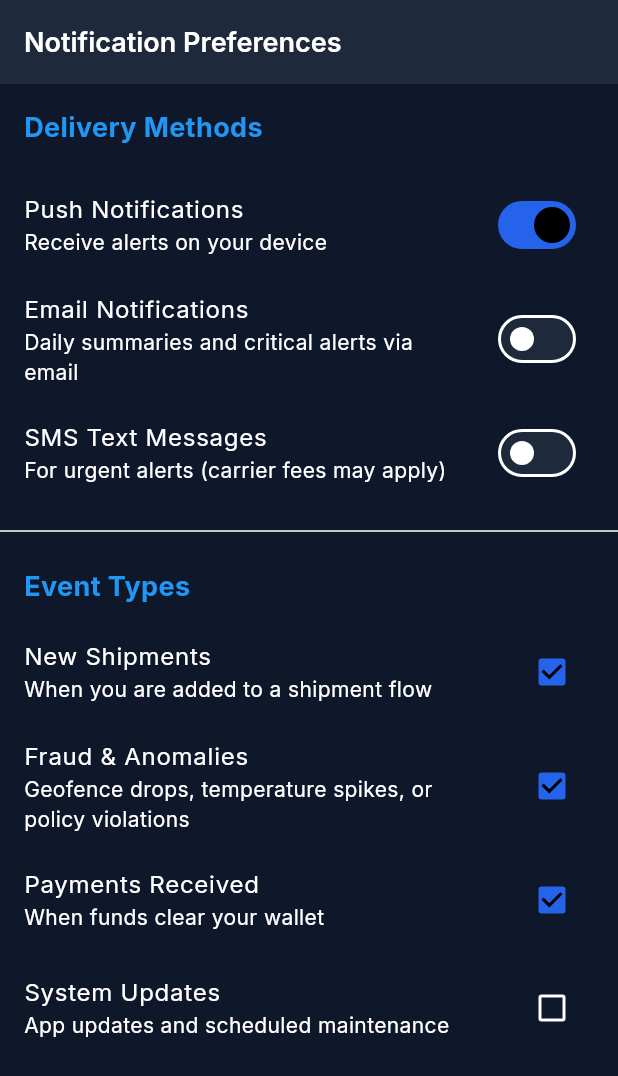
After one commit to JAGADISHSUNILPEDNEKAR/OJTS4BACKUP, a Flutter app: the NotificationPreferencesScreen screen opened by its route, on a phone screen of 412 x 824 dp. The commit adds this screen. Shown: the top 1076 px of the screen. Run offline on Flutter 3.47's test engine with Material 3 defaults, Android fonts, the phone set to English and light mode, and no system bars; our stand-ins replace go_router, google_fonts, hex; missing offline and left inert: ecdsa, elliptic.

Commit message:
feat(ui): add ops, governance and security screens (Phase 8)

```diff
--- a/apps/mobile-app/lib/core/app_router.dart
+++ b/apps/mobile-app/lib/core/app_router.dart
@@ -37,6 +37,12 @@ import '../screens/consumer/verification_result_screen.dart';
 import '../screens/certificates/certificate_upload_screen.dart';
 import '../screens/certificates/certificate_verification_screen.dart';
 import '../screens/certificates/certificate_authenticity_proof.dart';
+
+// Phase 8
+import '../screens/audits/fraud_review_screen.dart';
+import '../screens/shipments/submit_shipment_form.dart';
+import '../screens/wallet/backup_recovery_screen.dart';
+import '../screens/profile/notification_preferences_screen.dart';
 
 final GlobalKey<NavigatorState> _rootNavigatorKey = GlobalKey<NavigatorState>(debugLabel: 'root');
 
@@ -197,5 +203,23 @@ final GoRouter appRouter = GoRouter(
         return CertificateAuthenticityProofScreen(certificateId: id);
       },
     ),
+
+    // Phase 8 - Operations & Security
+    GoRoute(
+      path: '/fraud-review',
+      builder: (context, state) => const FraudReviewScreen(),
+    ),
+    GoRoute(
+      path: '/submit-shipment',
+      builder: (context, state) => const SubmitShipmentForm(),
+    ),
+    GoRoute(
+      path: '/backup-recovery',
+      builder: (context, state) => const BackupRecoveryScreen(),
+    ),
+    GoRoute(
+      path: '/notification-preferences',
+      builder: (context, state) => const NotificationPreferencesScreen(),
+    ),
   ],
 );
--- /dev/null
+++ b/apps/mobile-app/lib/screens/audits/fraud_review_screen.dart
@@ -0,0 +1,141 @@
+import 'package:flutter/material.dart';
+
+class FraudReviewScreen extends StatefulWidget {
+  const FraudReviewScreen({super.key});
+
+  @override
+  State<FraudReviewScreen> createState() => _FraudReviewScreenState();
+}
+
+class _FraudReviewScreenState extends State<FraudReviewScreen> {
+  final List<Map<String, dynamic>> _alerts = [
+    {
+      'id': 'ALT-0992',
+      'type': 'Geofence Deviation',
+      'severity': 'High',
+      'time': '2 hours ago',
+      'details': 'Shipment SHP-1002 left the predefined route by 50km.',
+      'status': 'Pending',
+    },
+    {
+      'id': 'ALT-0985',
+      'type': 'Temperature Spike',
+      'severity': 'Critical',
+      'time': '1 day ago',
+      'details': 'Temperature exceeded 8°C for 45 minutes.',
+      'status': 'Pending',
+    },
+  ];
+
+  @override
+  Widget build(BuildContext context) {
+    return Scaffold(
+      appBar: AppBar(title: const Text('Fraud & Anomaly Review')),
+      body: ListView.builder(
+        itemCount: _alerts.length,
+        itemBuilder: (context, index) {
+          final alert = _alerts[index];
+          if (alert['status'] != 'Pending') return const SizedBox.shrink();
+
+          return Card(
+            margin: const EdgeInsets.symmetric(horizontal: 16, vertical: 8),
+            child: ExpansionTile(
+              leading: Icon(
+                alert['severity'] == 'Critical' ? Icons.warning : Icons.error_outline,
+                color: alert['severity'] == 'Critical' ? Colors.red : Colors.orange,
+              ),
+              title: Text(alert['type'], style: const TextStyle(fontWeight: FontWeight.bold)),
+              subtitle: Text('ID: ${alert['id']} • ${alert['time']}'),
+              children: [
+                Padding(
+                  padding: const EdgeInsets.all(16.0),
+                  child: Column(
+                    crossAxisAlignment: CrossAxisAlignment.start,
+                    children: [
+                      Text(alert['details'], style: const TextStyle(fontSize: 16)),
+                      const SizedBox(height: 16),
+                      // Mock Evidence Section
+                      const Text('Evidence Logs', style: TextStyle(fontWeight: FontWeight.bold)),
+                      const SizedBox(height: 8),
+                      Container(
+                        padding: const EdgeInsets.all(12),
+                        color: Colors.grey.shade100,
+                        width: double.infinity,
+                        child: const Text(
+                          '14:23:44Z GPS: 34.0522 N, 118.2437 W\n14:24:10Z WARNING: Route Deviation',
+                          style: TextStyle(fontFamily: 'monospace', fontSize: 12),
+                        ),
+                      ),
+                      const SizedBox(height: 24),
+                      Row(
+                        mainAxisAlignment: MainAxisAlignment.spaceEvenly,
+                        children: [
+                          Expanded(
+                            child: OutlinedButton(
+                              onPressed: () => _updateStatus(index, 'Dismissed'),
+                              style: OutlinedButton.styleFrom(foregroundColor: Colors.grey.shade700),
+                              child: const Text('Dismiss'),
+                            ),
+                          ),
+                          const SizedBox(width: 8),
+                          Expanded(
+                            child: ElevatedButton(
+                              onPressed: () {
+                                _showConfirmationDialog(index);
+                              },
+                              style: ElevatedButton.styleFrom(backgroundColor: Colors.red),
+                              child: const Text('Confirm Fraud', style: TextStyle(color: Colors.white)),
+                            ),
+                          ),
+                        ],
+                      ),
+                      const SizedBox(height: 8),
+                      SizedBox(
+                        width: double.infinity,
+                        child: TextButton(
+                          onPressed: () => _updateStatus(index, 'Escalated'),
+                          child: const Text('Escalate for Review'),
+                        ),
+                      ),
+                    ],
+                  ),
+                )
+              ],
+            ),
+          );
+        },
+      ),
+    );
+  }
+
+  void _updateStatus(int index, String newStatus) {
+    setState(() {
+      _alerts[index]['status'] = newStatus;
+    });
+    ScaffoldMessenger.of(context).showSnackBar(SnackBar(content: Text('Alert marked as $newStatus')));
+  }
+
+  void _showConfirmationDialog(int index) {
+    showDialog(
+      context: context,
+      builder: (context) => AlertDialog(
+        title: const Text('Confirm Fraud?'),
+        content: const Text('This action will freeze the associated shipment and trigger an investigation workflow. Proceed?'),
+        actions: [
+          TextButton(
+            onPressed: () => Navigator.pop(context),
+            child: const Text('Cancel'),
+          ),
+          ElevatedButton(
+            onPressed: () {
+              Navigator.pop(context);
+              _updateStatus(index, 'Confirmed Fraud');
+            },
+            style: ElevatedButton.styleFrom(backgroundColor: Colors.red),
+            child: const Text('Confirm', style: TextStyle(color: Colors.white)),
+          ),
+        ],
+      ),
+    );
+  }
+}
--- /dev/null
+++ b/apps/mobile-app/lib/screens/profile/notification_preferences_screen.dart
@@ -0,0 +1,91 @@
+import 'package:flutter/material.dart';
+
+class NotificationPreferencesScreen extends StatefulWidget {
+  const NotificationPreferencesScreen({super.key});
+
+  @override
+  State<NotificationPreferencesScreen> createState() =>
+      _NotificationPreferencesScreenState();
+}
+
+class _NotificationPreferencesScreenState
+    extends State<NotificationPreferencesScreen> {
+  // Global toggles
+  bool _pushEnabled = true;
+  bool _emailEnabled = false;
+  bool _smsEnabled = false;
+
+  // Granular settings
+  bool _notifyNewShipment = true;
+  bool _notifyFraudAlert = true;
+  bool _notifyPaymentReceived = true;
+  bool _notifySystemUpdates = false;
+
+  @override
+  Widget build(BuildContext context) {
+    return Scaffold(
+      appBar: AppBar(title: const Text('Notification Preferences')),
+      body: ListView(
+        children: [
+          const Padding(
+            padding: EdgeInsets.all(16.0),
+            child: Text(
+              'Delivery Methods',
+              style: TextStyle(fontSize: 18, fontWeight: FontWeight.bold, color: Colors.blue),
+            ),
+          ),
+          SwitchListTile(
+            title: const Text('Push Notifications'),
+            subtitle: const Text('Receive alerts on your device'),
+            value: _pushEnabled,
+            onChanged: (val) => setState(() => _pushEnabled = val),
+          ),
+          SwitchListTile(
+            title: const Text('Email Notifications'),
+            subtitle: const Text('Daily summaries and critical alerts via email'),
+            value: _emailEnabled,
+            onChanged: (val) => setState(() => _emailEnabled = val),
+          ),
+          SwitchListTile(
+            title: const Text('SMS Text Messages'),
+            subtitle: const Text('For urgent alerts (carrier fees may apply)'),
+            value: _smsEnabled,
+            onChanged: (val) => setState(() => _smsEnabled = val),
+          ),
+          const Divider(height: 32),
+          const Padding(
+            padding: EdgeInsets.symmetric(horizontal: 16.0, vertical: 8.0),
+            child: Text(
+              'Event Types',
+              style: TextStyle(fontSize: 18, fontWeight: FontWeight.bold, color: Colors.blue),
+            ),
+          ),
+          CheckboxListTile(
+            title: const Text('New Shipments'),
+            subtitle: const Text('When you are added to a shipment flow'),
+            value: _notifyNewShipment,
+            onChanged: (val) => setState(() => _notifyNewShipment = val ?? false),
+          ),
+          CheckboxListTile(
+            title: const Text('Fraud & Anomalies'),
+            subtitle: const Text('Geofence drops, temperature spikes, or policy violations'),
+            value: _notifyFraudAlert,
+            onChanged: (val) => setState(() => _notifyFraudAlert = val ?? false),
+          ),
+          CheckboxListTile(
+            title: const Text('Payments Received'),
+            subtitle: const Text('When funds clear your wallet'),
+            value: _notifyPaymentReceived,
+            onChanged: (val) => setState(() => _notifyPaymentReceived = val ?? false),
+          ),
+          CheckboxListTile(
+            title: const Text('System Updates'),
+            subtitle: const Text('App updates and scheduled maintenance'),
+            value: _notifySystemUpdates,
+            onChanged: (val) => setState(() => _notifySystemUpdates = val ?? false),
+          ),
+        ],
+      ),
+    );
+  }
+}
```
Also changed, not shown: apps/mobile-app/lib/screens/shipments/submit_shipment_form.dart (added, +125 -0 lines), apps/mobile-app/lib/screens/wallet/backup_recovery_screen.dart (added, +128 -0 lines).
